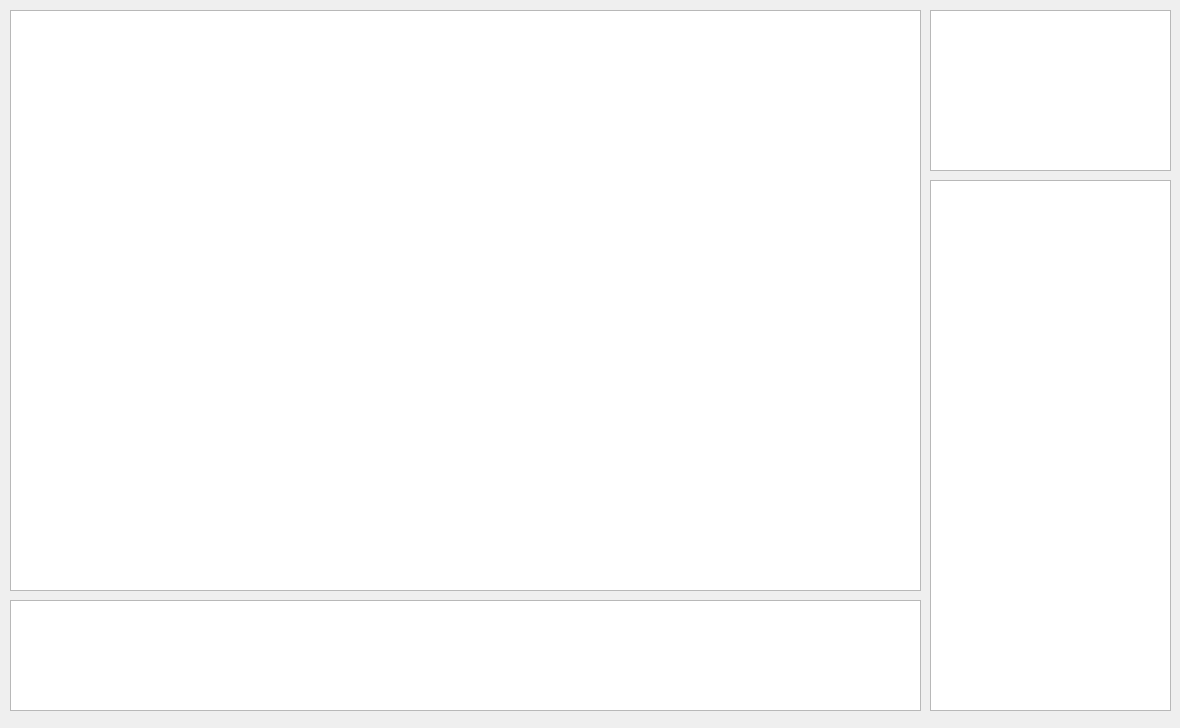
Old version of the form BattleIsle/gamewidget.ui in the repository BenjaminBerkei/Swt-Praktikum.
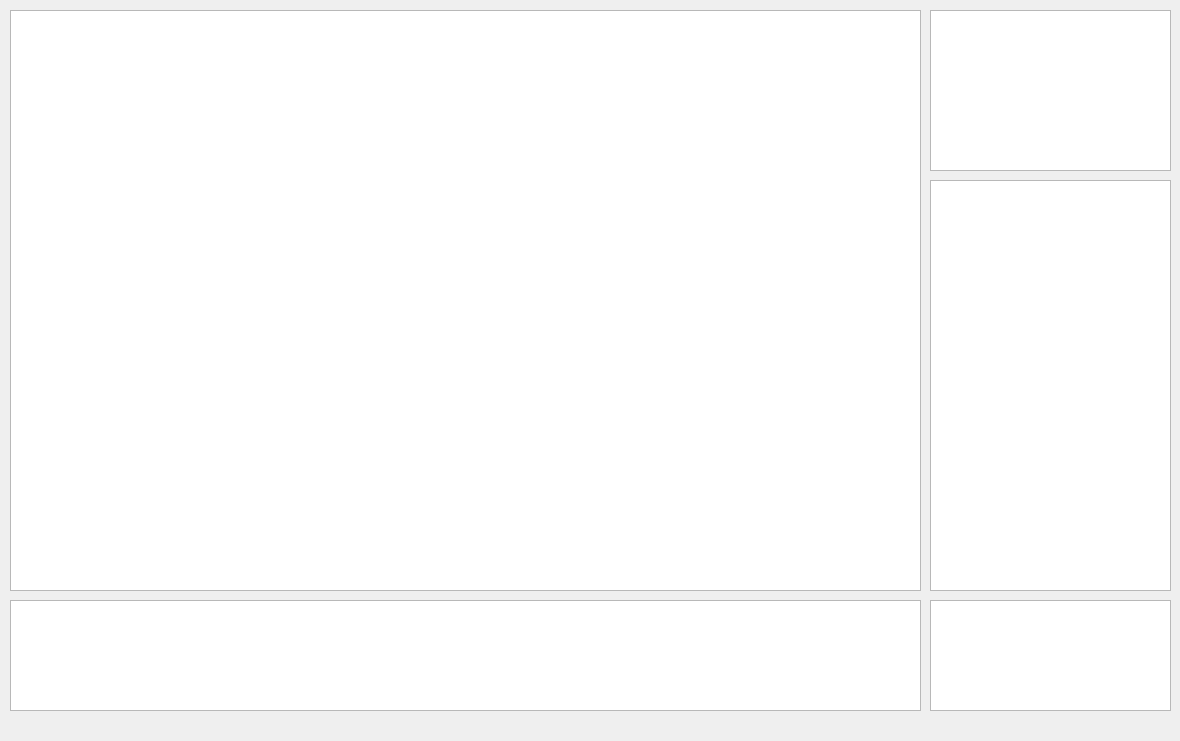
New version of the form.

The edit to the form file:
```diff
--- a/BattleIsle/gamewidget.ui
+++ b/BattleIsle/gamewidget.ui
@@ -7,7 +7,7 @@
     <x>0</x>
     <y>0</y>
     <width>1180</width>
-    <height>728</height>
+    <height>741</height>
    </rect>
   </property>
   <property name="windowTitle">
@@ -39,7 +39,7 @@
      <x>930</x>
      <y>180</y>
      <width>241</width>
-     <height>531</height>
+     <height>411</height>
     </rect>
    </property>
   </widget>
@@ -53,6 +53,16 @@
     </rect>
    </property>
   </widget>
+  <widget class="QTextBrowser" name="ptr_textBrowserLog">
+   <property name="geometry">
+    <rect>
+     <x>930</x>
+     <y>600</y>
+     <width>241</width>
+     <height>111</height>
+    </rect>
+   </property>
+  </widget>
  </widget>
  <resources/>
  <connections/>
```
